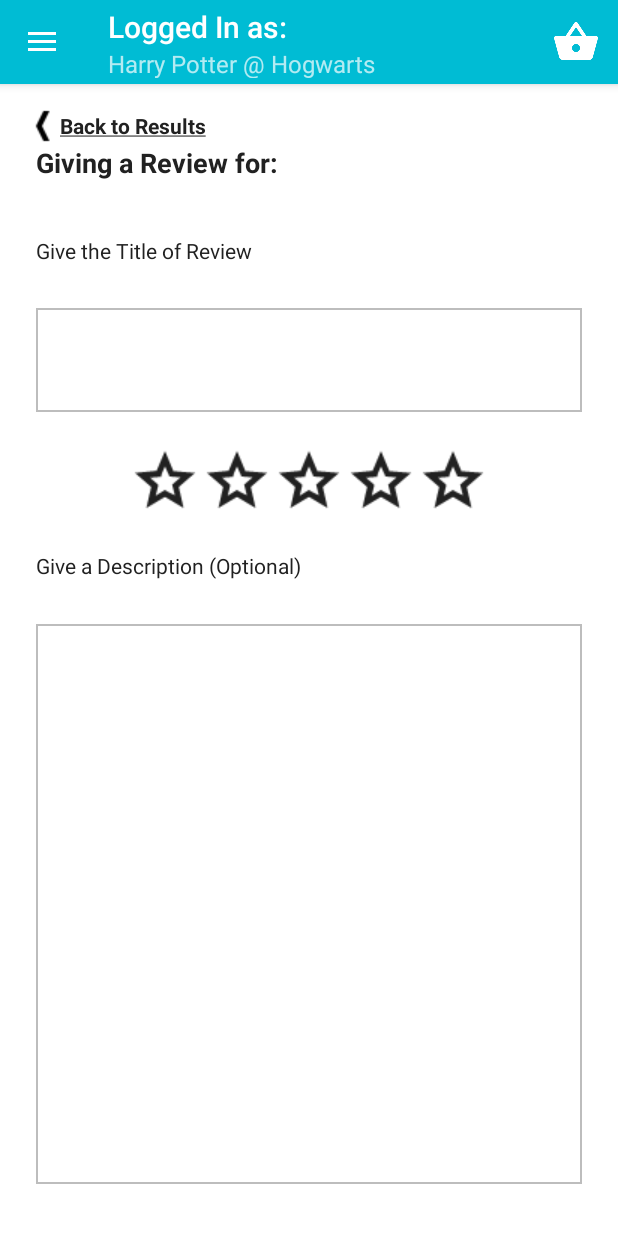
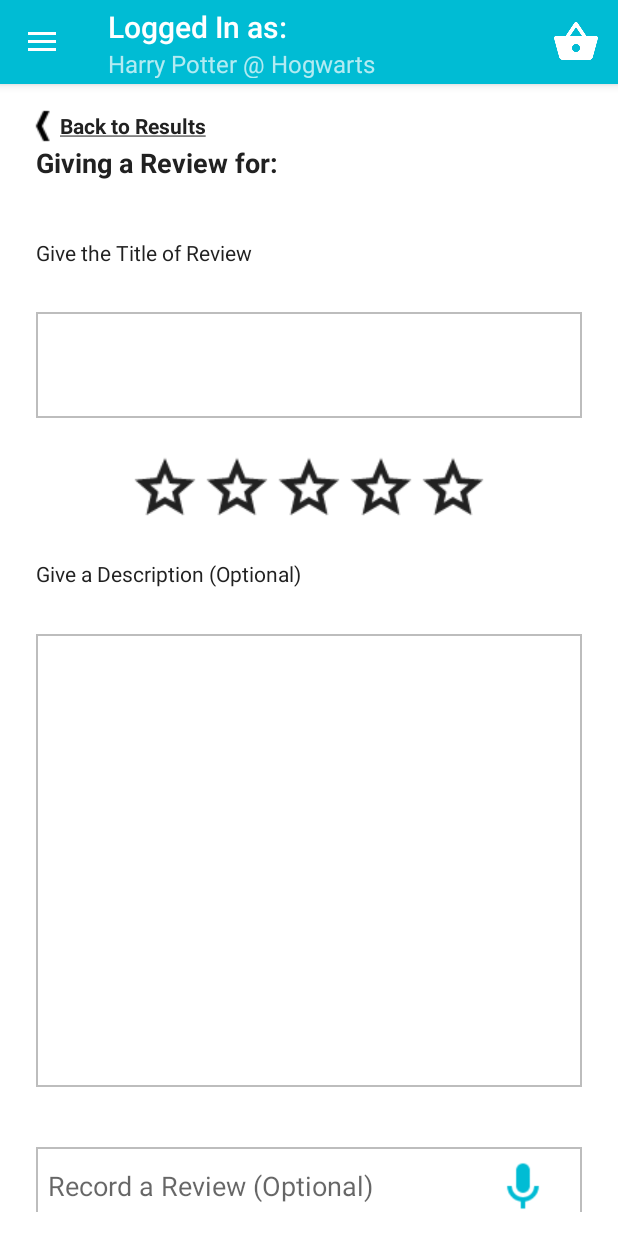
Before and after one commit to oliver-hohn/BookRecommenderPrototype, an Android app: the ReviewActivity screen opened directly, with no data from a screen before it, on a phone screen of 412 x 824 dp. Run offline under Robolectric (Android 15) with nearby library versions, the phone set to English and light mode, and no system bars.

Commit message:
-fixed the layout (made submit bottom right)

```diff
--- a/app/src/main/res/layout/content_review.xml
+++ b/app/src/main/res/layout/content_review.xml
@@ -138,7 +138,7 @@
             android:inputType="textMultiLine"
             android:ems="10"
             android:id="@+id/editText2"
-            android:layout_weight="11.36"
+            android:layout_weight="8.53"
             android:background="@drawable/back"
             android:gravity="top|left"
             android:paddingLeft="8dp"
@@ -182,7 +182,7 @@
 
         <Space
             android:layout_width="20px"
-            android:layout_height="50px" />
+            android:layout_height="30px" />
 
         <Button
             android:layout_width="wrap_content"
```
